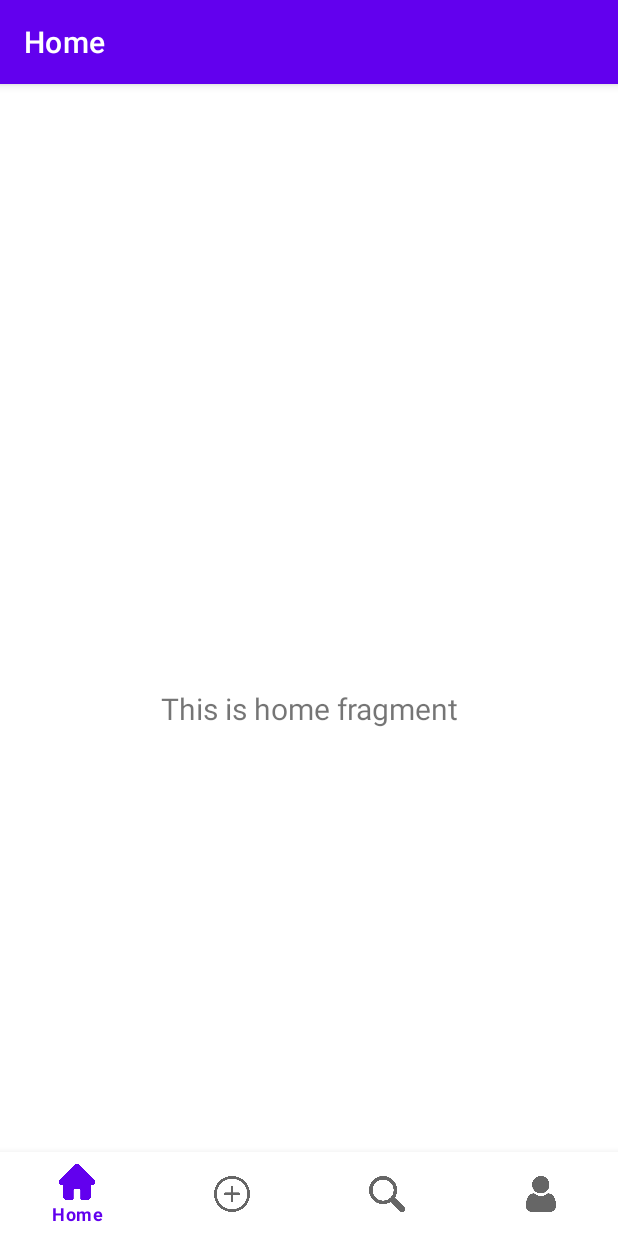
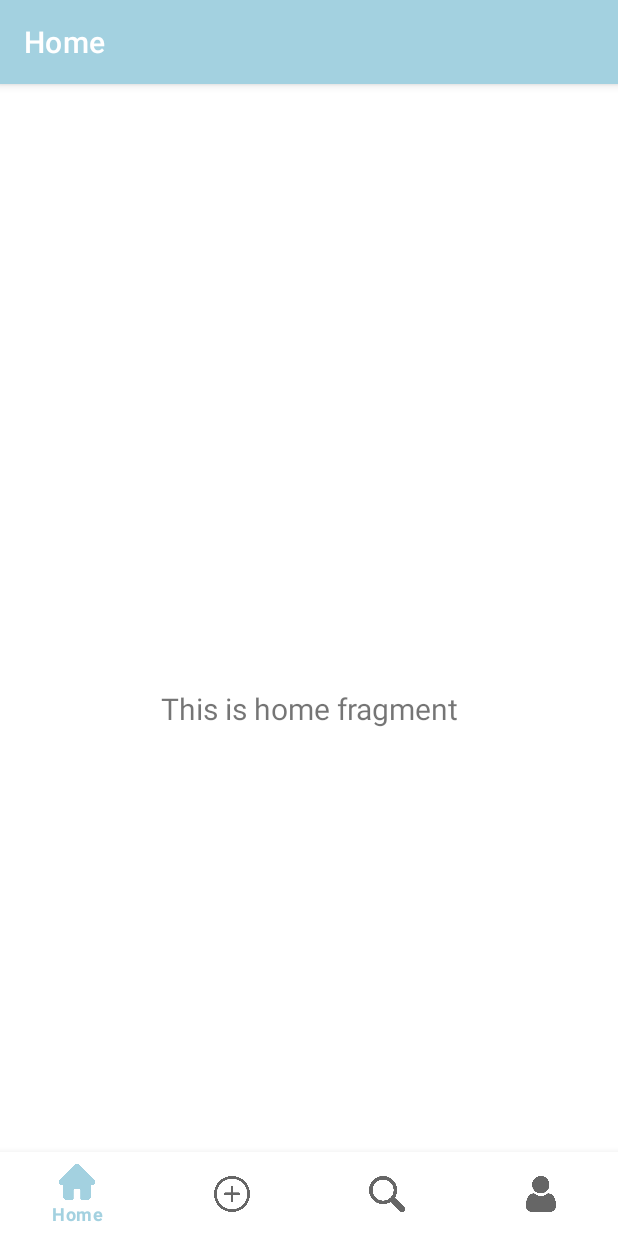
Before and after one commit to Jakubowsky97/StoryWeave, an Android app: the screen it shows after launch (MainActivity), on a phone screen of 412 x 824 dp. Run offline under Robolectric (Android 15) with nearby library versions, the phone set to English and light mode, and no system bars; our stand-ins replace navigation-ui.

Commit message:
theme color change

```diff
--- a/app/src/main/res/layout/activity_main.xml
+++ b/app/src/main/res/layout/activity_main.xml
@@ -1,6 +1,7 @@
 <?xml version="1.0" encoding="utf-8"?>
 <androidx.constraintlayout.widget.ConstraintLayout xmlns:android="http://schemas.android.com/apk/res/android"
     xmlns:app="http://schemas.android.com/apk/res-auto"
+    style="@style/Theme.StoryWeave"
     android:id="@+id/container"
     android:layout_width="match_parent"
     android:layout_height="match_parent"
@@ -10,7 +11,6 @@
         android:id="@+id/nav_view"
         android:layout_width="0dp"
         android:layout_height="wrap_content"
-        android:background="?android:attr/windowBackground"
         app:layout_constraintBottom_toBottomOf="parent"
         app:layout_constraintHorizontal_bias="1.0"
         app:layout_constraintLeft_toLeftOf="parent"
--- a/app/src/main/res/values/themes.xml
+++ b/app/src/main/res/values/themes.xml
@@ -2,15 +2,15 @@
     <!-- Base application theme. -->
     <style name="Theme.StoryWeave" parent="Theme.MaterialComponents.DayNight.DarkActionBar">
         <!-- Primary brand color. -->
-        <item name="colorPrimary">@color/purple_500</item>
-        <item name="colorPrimaryVariant">@color/purple_700</item>
-        <item name="colorOnPrimary">@color/white</item>
+        <item name="colorPrimary">#A3D1E0</item>
+        <item name="colorPrimaryVariant">#B6D1E0</item>
+        <item name="colorOnPrimary">@color/black</item>
         <!-- Secondary brand color. -->
-        <item name="colorSecondary">@color/teal_200</item>
-        <item name="colorSecondaryVariant">@color/teal_700</item>
+        <item name="colorSecondary">#4B8DA3</item>
+        <item name="colorSecondaryVariant">#E0F7FA</item>
         <item name="colorOnSecondary">@color/black</item>
         <!-- Status bar color. -->
-        <item name="android:statusBarColor">?attr/colorPrimaryVariant</item>
+        <item name="android:statusBarColor">#1A3E7E</item>
         <!-- Customize your theme here. -->
     </style>
 </resources>
```
